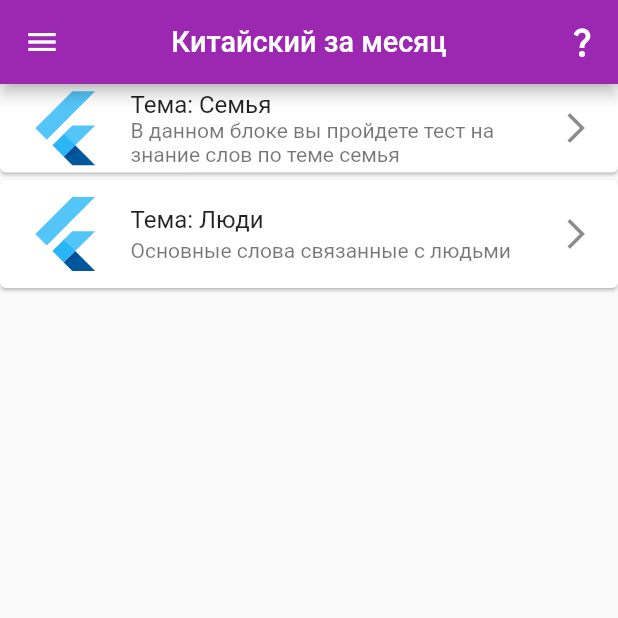
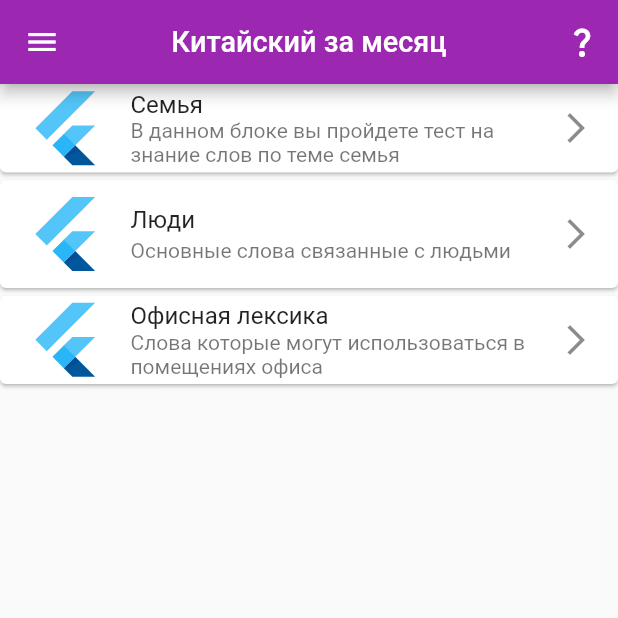
Before and after one commit to ivgl-ops/Speed-Chinese, a Flutter app: the screen it shows after launch, on a phone screen of 412 x 824 dp, the top half of it. Run offline on Flutter 3.47's test engine with Material 2 defaults, Android fonts, the phone set to English and light mode, and no system bars.

Commit message:
AlertDialog and more..

```diff
--- a/lib/models/question.dart
+++ b/lib/models/question.dart
@@ -1,234 +1,505 @@
 class Question {
   final String title;
+  final String correctAnswer;
   final List<Map> answers;
 
-  Question({required this.title, required this.answers});
+  Question(
+      {required this.title,
+      required this.answers,
+      required this.correctAnswer});
 }
 
 class QuestionDataFamily {
   final _data = [
-    Question(title: 'Семья - ', answers: [
+    Question(
+        title: 'Семья - ',
+        answers: [
           {'answer': '妈妈'},
           {'answer': '爸爸'},
           {'answer': '家', 'isCorrect': 1},
           {'answer': '父亲'},
-    ]),
-    Question(title: 'Мама - ', answers: [
+        ],
+        correctAnswer: "家"),
+    Question(
+        title: 'Мама - ',
+        answers: [
           {'answer': '妈妈', 'isCorrect': 1},
           {'answer': '爸爸'},
           {'answer': '家'},
           {'answer': '父亲'},
-    ]),
-    Question(title: 'Папа - ', answers: [
+        ],
+        correctAnswer: "妈妈"),
+    Question(
+        title: 'Папа - ',
+        answers: [
           {'answer': '妈妈'},
           {'answer': '爸爸', 'isCorrect': 1},
           {'answer': '家'},
           {'answer': '父亲'},
-    ]),
-    Question(title: 'Бабушка по папиной линии	 - ', answers: [
+        ],
+        correctAnswer: "爸爸"),
+    Question(
+        title: 'Бабушка по папиной линии	 - ',
+        answers: [
           {'answer': '妈妈'},
           {'answer': '爸爸'},
           {'answer': '家'},
           {'answer': '奶奶', 'isCorrect': 1},
-    ]),
-    Question(title: 'Младший брат - ', answers: [
+        ],
+        correctAnswer: "奶奶"),
+    Question(
+        title: 'Младший брат - ',
+        answers: [
           {'answer': '弟弟', 'isCorrect': 1},
           {'answer': '爸爸'},
           {'answer': '家'},
           {'answer': '父亲'},
-    ]),
-    Question(title: 'Старший брат - ', answers: [
+        ],
+        correctAnswer: "弟弟"),
+    Question(
+        title: 'Старший брат - ',
+        answers: [
           {'answer': '弟弟'},
           {'answer': ' 哥哥	', 'isCorrect': 1},
           {'answer': '家'},
           {'answer': '父亲'},
-    ]),
-    Question(title: 'Младшая сестра - ', answers: [
+        ],
+        correctAnswer: "哥哥"),
+    Question(
+        title: 'Младшая сестра - ',
+        answers: [
           {'answer': '妈妈'},
           {'answer': '爸爸'},
           {'answer': '妹妹', 'isCorrect': 1},
           {'answer': '父亲'},
-    ]),
-    Question(title: 'Старшая сестра - ', answers: [
+        ],
+        correctAnswer: "妹妹"),
+    Question(
+        title: 'Старшая сестра - ',
+        answers: [
           {'answer': '妈妈'},
           {'answer': '爸爸'},
           {'answer': '姐姐', 'isCorrect': 1},
           {'answer': '父亲'},
-    ]),
-    Question(title: 'Братья - ', answers: [
+        ],
+        correctAnswer: "姐姐"),
+    Question(
+        title: 'Братья - ',
+        answers: [
           {'answer': '兄弟', 'isCorrect': 1},
           {'answer': '爸爸'},
           {'answer': '姐姐'},
           {'answer': '父亲'},
-    ]),
-    Question(title: 'Сёстры - ', answers: [
+        ],
+        correctAnswer: "兄弟"),
+    Question(
+        title: 'Сёстры - ',
+        answers: [
           {'answer': '兄弟'},
           {'answer': '爸爸'},
           {'answer': '姐妹', 'isCorrect': 1},
           {'answer': '父亲'},
-    ]),
-    Question(title: 'Муж - ', answers: [
+        ],
+        correctAnswer: "姐妹"),
+    Question(
+        title: 'Муж - ',
+        answers: [
           {'answer': '兄弟'},
           {'answer': '爸爸'},
           {'answer': '丈夫', 'isCorrect': 1},
           {'answer': '父亲'},
-    ]),
-    Question(title: 'Жена - ', answers: [
+        ],
+        correctAnswer: "丈夫"),
+    Question(
+        title: 'Жена - ',
+        answers: [
           {'answer': '兄弟'},
           {'answer': '爸爸'},
           {'answer': '丈夫'},
           {'answer': '妻子', 'isCorrect': 1},
-    ]),
-    Question(title: 'Родители - ', answers: [
+        ],
+        correctAnswer: "妻子"),
+    Question(
+        title: 'Родители - ',
+        answers: [
           {'answer': '父母', 'isCorrect': 1},
           {'answer': '爸爸'},
           {'answer': '丈夫'},
           {'answer': '妻子'},
-    ]),
-    Question(title: 'Дети - ', answers: [
+        ],
+        correctAnswer: "父母"),
+    Question(
+        title: 'Дети - ',
+        answers: [
           {'answer': '父母'},
           {'answer': '爸爸'},
           {'answer': ' 孩子们	', 'isCorrect': 1},
           {'answer': '妻子'},
-    ]),
-    Question(title: 'Сын - ', answers: [
+        ],
+        correctAnswer: "孩子们"),
+    Question(
+        title: 'Сын - ',
+        answers: [
           {'answer': ' 儿子	', 'isCorrect': 1},
           {'answer': '爸爸'},
           {'answer': ' 孩子们	'},
           {'answer': '妻子'},
-    ]),
-    Question(title: 'Дочь - ', answers: [
+        ],
+        correctAnswer: "儿子"),
+    Question(
+        title: 'Дочь - ',
+        answers: [
           {'answer': ' 儿子	'},
           {'answer': '爸爸'},
           {'answer': ' 女儿', 'isCorrect': 1},
           {'answer': '妻子'},
-    ]),
-    Question(title: 'Супруг(а) - ', answers: [
+        ],
+        correctAnswer: "女儿"),
+    Question(
+        title: 'Супруг(а) - ',
+        answers: [
           {'answer': ' 爱人	', 'isCorrect': 1},
           {'answer': '爸爸'},
           {'answer': ' 女儿'},
           {'answer': '妻子'},
-    ]),
-    Question(title: 'тетя - ', answers: [
+        ],
+        correctAnswer: "爱人"),
+    Question(
+        title: 'тетя - ',
+        answers: [
           {'answer': ' 爱人	'},
           {'answer': ' 阿姨	', 'isCorrect': 1},
           {'answer': ' 女儿'},
           {'answer': '妻子'},
-    ]),
-    Question(title: 'Дядя - ', answers: [
+        ],
+        correctAnswer: "阿姨"),
+    Question(
+        title: 'Дядя - ',
+        answers: [
           {'answer': ' 爱人	'},
           {'answer': ' 阿姨	'},
           {'answer': ' 叔叔', 'isCorrect': 1},
           {'answer': '妻子'},
-    ]),
+        ],
+        correctAnswer: "叔叔"),
   ];
   List<Question> get questions => [..._data];
 }
 
 class QuestionDataPeople {
   final _data = [
-    Question(title: 'Студент, ученик, учащийся [xuésheng] - ', answers: [
+    Question(
+        title: 'Студент, ученик, учащийся [xuésheng] - ',
+        answers: [
           {'answer': '奴隶'},
           {'answer': '旅行者'},
           {'answer': '学生', 'isCorrect': 1},
           {'answer': '父亲'},
-    ]),
-    Question(title: 'Шпион, агент, шпионский [jiàndié] - ', answers: [
+        ],
+        correctAnswer: "学生"),
+    Question(
+        title: 'Шпион, агент, шпионский [jiàndié] - ',
+        answers: [
           {'answer': '间谍', 'isCorrect': 1},
           {'answer': '奴隶'},
           {'answer': '退休者'},
           {'answer': '行者'},
-    ]),
-    Question(title: 'Раб [núlì] - ', answers: [
+        ],
+        correctAnswer: "间谍"),
+    Question(
+        title: 'Раб [núlì] - ',
+        answers: [
           {'answer': '妈妈'},
           {'answer': '奴隶', 'isCorrect': 1},
           {'answer': '退休者  '},
           {'answer': '父亲'},
-    ]),
-    Question(title: 'Пенсионер [tuìxiūzhě ]	 - ', answers: [
+        ],
+        correctAnswer: "奴隶"),
+    Question(
+        title: 'Пенсионер [tuìxiūzhě ]	 - ',
+        answers: [
           {'answer': '间谍'},
           {'answer': '奴隶'},
           {'answer': '妈妈'},
           {'answer': '退休者', 'isCorrect': 1},
-    ]),
-    Question(title: 'Путешественник [lǚxíngzhě ]	 - ', answers: [
+        ],
+        correctAnswer: "退休者"),
+    Question(
+        title: 'Путешественник [lǚxíngzhě ]	 - ',
+        answers: [
           {'answer': '间谍'},
           {'answer': '奴隶'},
           {'answer': '妈妈'},
           {'answer': '旅行者', 'isCorrect': 1},
-    ]),
-    Question(title: 'безработный [shīyèzhě]	 - ', answers: [
+        ],
+        correctAnswer: "旅行者"),
+    Question(
+        title: 'безработный [shīyèzhě]	 - ',
+        answers: [
           {'answer': '弟弟'},
           {'answer': ' 失业者	', 'isCorrect': 1},
           {'answer': '家'},
           {'answer': '父亲'},
-    ]),
-    Question(title: 'студент [dàxuéshēng] - ', answers: [
+        ],
+        correctAnswer: "失业者"),
+    Question(
+        title: 'студент [dàxuéshēng] - ',
+        answers: [
           {'answer': '失业者'},
           {'answer': '兄弟'},
           {'answer': '大学生', 'isCorrect': 1},
           {'answer': '爸爸'},
-    ]),
-    Question(title: 'философ [zhéxuéjiā] - ', answers: [
+        ],
+        correctAnswer: "大学生"),
+    Question(
+        title: 'философ [zhéxuéjiā] - ',
+        answers: [
           {'answer': '犯人'},
           {'answer': '发明者'},
           {'answer': '哲学家', 'isCorrect': 1},
           {'answer': '囚犯'},
-    ]),
-    Question(title: 'изобретатель [fāmíngzhě] - ', answers: [
+        ],
+        correctAnswer: "哲学家"),
+    Question(
+        title: 'изобретатель [fāmíngzhě] - ',
+        answers: [
           {'answer': '发明者', 'isCorrect': 1},
           {'answer': '哲学家'},
           {'answer': '犯人'},
           {'answer': '囚犯'},
-    ]),
-    Question(title: 'преступник [fànrén] - ', answers: [
+        ],
+        correctAnswer: "发明者"),
+    Question(
+        title: 'преступник [fànrén] - ',
+        answers: [
           {'answer': '兄弟'},
           {'answer': '爸爸'},
           {'answer': '姐妹', 'isCorrect': 1},
           {'answer': '父亲'},
-    ]),
-    Question(title: 'заключённый [qiúfàn]  - ', answers: [
+        ],
+        correctAnswer: "姐妹"),
+    Question(
+        title: 'заключённый [qiúfàn]  - ',
+        answers: [
           {'answer': '官僚主义者'},
           {'answer': '犯人'},
           {'answer': '囚犯', 'isCorrect': 1},
           {'answer': '黑客'},
-    ]),
-    Question(title: 'хакер [hēikè] - ', answers: [
+        ],
+        correctAnswer: "囚犯"),
+    Question(
+        title: 'хакер [hēikè] - ',
+        answers: [
           {'answer': '匪徒'},
           {'answer': '爸爸'},
           {'answer': '官僚主义者'},
           {'answer': '黑客', 'isCorrect': 1},
-    ]),
-    Question(title: 'бандит [fěitú] - ', answers: [
+        ],
+        correctAnswer: "黑客"),
+    Question(
+        title: 'бандит [fěitú] - ',
+        answers: [
           {'answer': '匪徒', 'isCorrect': 1},
           {'answer': '巫师'},
           {'answer': '海盗'},
           {'answer': '武士'},
-    ]),
-    Question(title: 'колдун [wūshī]  - ', answers: [
+        ],
+        correctAnswer: "匪徒"),
+    Question(
+        title: 'колдун [wūshī]  - ',
+        answers: [
           {'answer': '发明者'},
           {'answer': '犯人'},
           {'answer': ' 巫师	', 'isCorrect': 1},
           {'answer': '野蛮人'},
-    ]),
-    Question(title: 'пират [hǎidào] - ', answers: [
+        ],
+        correctAnswer: "巫师"),
+    Question(
+        title: 'пират [hǎidào] - ',
+        answers: [
           {'answer': ' 海盗	', 'isCorrect': 1},
           {'answer': '囚犯'},
           {'answer': '哲学家'},
           {'answer': '妻子'},
-    ]),
-    Question(title: 'воин [wǔshì]  - ', answers: [
+        ],
+        correctAnswer: "海盗"),
+    Question(
+        title: 'воин [wǔshì]  - ',
+        answers: [
           {'answer': '海盗'},
           {'answer': '爸爸'},
           {'answer': ' 武士', 'isCorrect': 1},
           {'answer': '妻子'},
-    ]),
-    Question(title: 'варвар [yě mán rén]  - ', answers: [
+        ],
+        correctAnswer: "武士"),
+    Question(
+        title: 'варвар [yě mán rén]  - ',
+        answers: [
           {'answer': ' 野蛮人	', 'isCorrect': 1},
           {'answer': '巫师'},
           {'answer': ' 黑客'},
           {'answer': '海盗'},
-    ]),
+        ],
+        correctAnswer: "野蛮人"),
   ];
   List<Question> get questions => [..._data];
 }
+
+class QuestionDataOffice {
+  final _data = [
+    Question(
+        title: 'офисная лексика	 [bàngōngshì yòng yǔ	] - ',
+        answers: [
+          {'answer': '奴隶'},
+          {'answer': '旅行者'},
+          {'answer': '办公室用语', 'isCorrect': 1},
+          {'answer': '父亲'},
+        ],
+        correctAnswer: "办公室用语"),
+    Question(
+        title: 'поставить печать [jiāgài gōngzhāng	] - ',
+        answers: [
+          {'answer': '盖章', 'isCorrect': 1},
+          {'answer': '奴隶'},
+          {'answer': '退休者'},
+          {'answer': '行者'},
+        ],
+        correctAnswer: "盖章"),
+    Question(
+        title: 'заверять печатью [gàizhāng] - ',
+        answers: [
+          {'answer': '妈妈'},
+          {'answer': '电话薄', 'isCorrect': 1},
+          {'answer': '退休者  '},
+          {'answer': '父亲'},
+        ],
+        correctAnswer: "电话薄"),
+    Question(
+        title: 'телефонная книга [diànhuà bó ]	 - ',
+        answers: [
+          {'answer': '间谍'},
+          {'answer': '奴隶'},
+          {'answer': '妈妈'},
+          {'answer': '电话薄', 'isCorrect': 1},
+        ],
+        correctAnswer: "电话薄"),
+    Question(
+        title: 'повременная зарплата [shíxīn ]	 - ',
+        answers: [
+          {'answer': '间谍'},
+          {'answer': '奴隶'},
+          {'answer': '妈妈'},
+          {'answer': '时薪', 'isCorrect': 1},
+        ],
+        correctAnswer: "时薪"),
+    Question(
+        title: 'офисное здание [shīyèzhě]	 - ',
+        answers: [
+          {'answer': '弟弟'},
+          {'answer': ' 写字楼	', 'isCorrect': 1},
+          {'answer': '家'},
+          {'answer': '父亲'},
+        ],
+        correctAnswer: "写字楼"),
+    Question(
+        title: 'чек на получение зарплаты	 [gōngzī zhīpiào	] - ',
+        answers: [
+          {'answer': '失业者'},
+          {'answer': '兄弟'},
+          {'answer': '工资支票', 'isCorrect': 1},
+          {'answer': '爸爸'},
+        ],
+        correctAnswer: "工资支票"),
+    Question(
+        title: 'ставка заработной платы [gōngzī biāozhǔn] - ',
+        answers: [
+          {'answer': '犯人'},
+          {'answer': '发明者'},
+          {'answer': '工资标准', 'isCorrect': 1},
+          {'answer': '囚犯'},
+        ],
+        correctAnswer: "工资标准"),
+    Question(
+        title: 'резинка для бумаги [xiàngpídài] - ',
+        answers: [
+          {'answer': '橡皮带', 'isCorrect': 1},
+          {'answer': '哲学家'},
+          {'answer': '犯人'},
+          {'answer': '囚犯'},
+        ],
+        correctAnswer: "橡皮带"),
+    Question(
+        title: 'преступник [fànrén] - ',
+        answers: [
+          {'answer': '兄弟'},
+          {'answer': '爸爸'},
+          {'answer': '姐妹', 'isCorrect': 1},
+          {'answer': '父亲'},
+        ],
+        correctAnswer: "姐妹"),
+    Question(
+        title: 'сигарета [xiāngyan; xiāngyān	]  - ',
+        answers: [
+          {'answer': '官僚主义者'},
+          {'answer': '犯人'},
+          {'answer': '香烟', 'isCorrect': 1},
+          {'answer': '黑客'},
+        ],
+        correctAnswer: "香烟"),
+    Question(
+        title: 'комиссионные [yòngjīn] - ',
+        answers: [
+          {'answer': '匪徒'},
+          {'answer': '爸爸'},
+          {'answer': '官僚主义者'},
+          {'answer': '佣金', 'isCorrect': 1},
+        ],
+        correctAnswer: "佣金"),
+    Question(
+        title: 'ежедневник [rìjìbù] - ',
+        answers: [
+          {'answer': '日记簿', 'isCorrect': 1},
+          {'answer': '巫师'},
+          {'answer': '海盗'},
+          {'answer': '武士'},
+        ],
+        correctAnswer: "日记簿"),
+    Question(
+        title: 'документ [gōngwén]  - ',
+        answers: [
+          {'answer': '发明者'},
+          {'answer': '犯人'},
+          {'answer': ' 公文	', 'isCorrect': 1},
+          {'answer': '野蛮人'},
+        ],
+        correctAnswer: "公文"),
+    Question(
+        title: 'ксерокс [fùyìnjī] - ',
+        answers: [
+          {'answer': ' 复印机	', 'isCorrect': 1},
+          {'answer': '囚犯'},
+          {'answer': '哲学家'},
+          {'answer': '妻子'},
+        ],
+        correctAnswer: "复印机"),
+    Question(
+        title: 'научно-исследовательский отдел (R&D) [yánfābù]  - ',
+        answers: [
+          {'answer': '海盗'},
+          {'answer': '爸爸'},
+          {'answer': '研发部', 'isCorrect': 1},
+          {'answer': '妻子'},
+        ],
+        correctAnswer: "研发部"),
+    Question(
+        title: 'печать [yìnzhāng]  - ',
+        answers: [
+          {'answer': ' 印章	', 'isCorrect': 1},
+          {'answer': '巫师'},
+          {'answer': ' 黑客'},
+          {'answer': '海盗'},
+        ],
+        correctAnswer: "印章"),
+  ];
+  List<Question> get questions => [..._data];
+}
--- a/lib/pages/quiz_page.dart
+++ b/lib/pages/quiz_page.dart
@@ -26,7 +26,6 @@ class _QuizPageState extends State<QuizPage> {
     data = widget.topicDataList;
 
     //загрузка словаря
-    Future(_showMaterialDialog);
     Timer.run(_showMaterialDialog);
   }
 
--- a/lib/widgets/info_dialog.dart
+++ b/lib/widgets/info_dialog.dart
@@ -4,16 +4,6 @@ class InfoDialog extends StatelessWidget {
   const InfoDialog({Key? key, required this.data}) : super(key: key);
 
   final data;
-  void checkTrueValue(int index) {
-    if (data.questions[index].answers.map((e) => e.containsKey('isCorrect')) ==
-        true) {
-      data.questions[index].answers.map((e) => e.containsKey('answer'));
-    }
-  }
-
-  void xz(int index) {
-    var values = data.values.toList();
-  }
 
   @override
   Widget build(BuildContext context) {
@@ -26,7 +16,7 @@ class InfoDialog extends StatelessWidget {
           children: <Widget>[
             Container(
               width: double.infinity,
-              height: 200,
+              height: double.infinity,
               decoration: BoxDecoration(
                   borderRadius: BorderRadius.circular(15), color: Colors.white),
               padding: const EdgeInsets.fromLTRB(20, 50, 20, 20),
@@ -34,13 +24,39 @@ class InfoDialog extends StatelessWidget {
                   padding: const EdgeInsets.all(8),
                   itemCount: data.questions.length,
                   itemBuilder: (BuildContext context, int index) {
-                    return Container(
+                    return SizedBox(
                         height: 50,
                         child: Center(
                             child: Text(
-                                '${data.questions[index].title} ${data.questions[index].answers.map((e) => (e['answer']))}')));
+                          '${data.questions[index].title} ${data.questions[index].correctAnswer}',
+                          textAlign: TextAlign.center,
+                        )));
                   }),
             ),
+            Positioned(
+                top: -5,
+                right: -4,
+                child: IconButton(
+                  icon: const Icon(
+                    Icons.cancel,
+                    size: 30,
+                    color: Colors.purple,
+                  ),
+                  onPressed: () {
+                    Navigator.pop(context);
+                  },
+                )),
+            const Positioned(
+              top: 12,
+              left: 15,
+              child: Text(
+                'Слова которые требуется выучить',
+                style: TextStyle(
+                    color: Colors.black,
+                    fontWeight: FontWeight.w500,
+                    fontSize: 14),
+              ),
+            )
           ],
         ));
   }
--- a/lib/widgets/list_with_topic.dart
+++ b/lib/widgets/list_with_topic.dart
@@ -16,14 +16,18 @@ class _ListTopicState extends State<ListTopic> {
     return ListView(
       children: [
         TopicCard(
-            title: 'Тема: Семья',
+            title: 'Семья',
             subtitle:
                 'В данном блоке вы пройдете тест на знание слов по теме семья',
             topicData: QuestionDataFamily()),
         TopicCard(
-            title: 'Тема: Люди',
+            title: 'Люди',
             subtitle: 'Основные слова связанные с людьми',
             topicData: QuestionDataPeople()),
+        TopicCard(
+            title: 'Офисная лексика',
+            subtitle: 'Слова которые могут использоваться в помещениях офиса',
+            topicData: QuestionDataOffice()),
       ],
     );
   }
```
Lines whose indentation alone changed are shown as unchanged.
